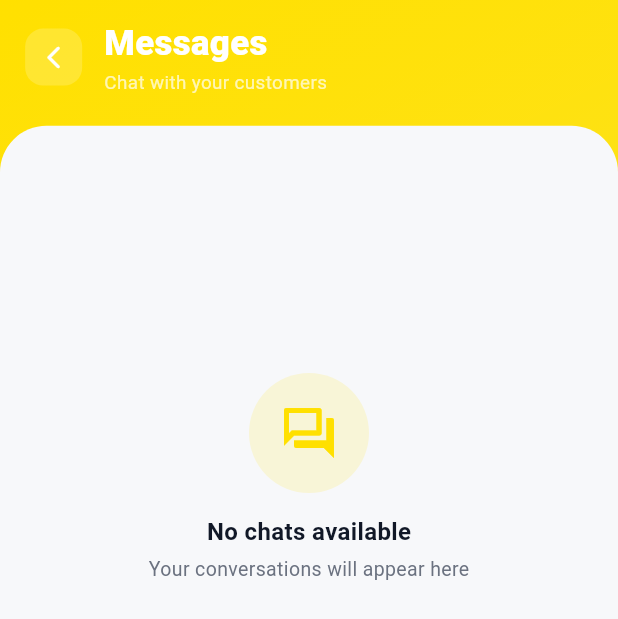
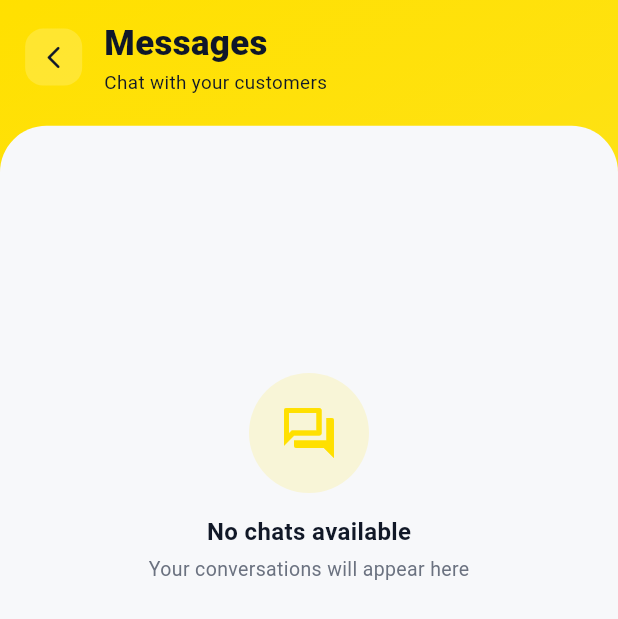
Before and after one commit to mahimurrahman992/renth_manager_web, a Flutter app: the QuickTechChatListPage screen opened by its route, on a phone screen of 412 x 824 dp. Shown: the top 619 px of the screen. Run offline on Flutter 3.47's test engine with Material 3 defaults, Android fonts, the phone set to English and light mode, and no system bars; our stand-ins replace csv, firebase_auth, firebase_core, firebase_messaging, flutter_animate, flutter_html and 16 more; missing offline and left inert: flutter_inappwebview, flutter_pdfview, google_sign_in_web; accounts and stored records are empty; network calls fail.

Commit message:
UI Updated

```diff
--- a/lib/page/booking_list_page/quick_tech_booking_list_page.dart
+++ b/lib/page/booking_list_page/quick_tech_booking_list_page.dart
@@ -74,7 +74,7 @@ class BookingMobileView extends StatelessWidget {
                           style: TextStyle(
                             fontSize: 24.sp,
                             fontWeight: FontWeight.w800,
-                            color: Colors.white,
+                            color: textColor,
                           ),
                         ),
                         2.verticalSpace,
@@ -82,7 +82,7 @@ class BookingMobileView extends StatelessWidget {
                           'Track fees and withdraw requests',
                           style: TextStyle(
                             fontSize: 13.sp,
-                            color: Colors.white70,
+                            color: textColor,
                           ),
                         ),
                       ],
@@ -669,7 +669,7 @@ class BookingBackButton extends StatelessWidget {
           child: Icon(
             Icons.arrow_back_ios_new_rounded,
             size: 18,
-            color: light ? Colors.white : const Color(0xFF111827),
+            color: light ? textColor : const Color(0xFF111827),
           ),
         ),
       ),
--- a/lib/page/mesage_page/quick_tech_chat_detail_page.dart
+++ b/lib/page/mesage_page/quick_tech_chat_detail_page.dart
@@ -577,7 +577,8 @@ class ChatUserAvatar extends StatelessWidget {
       child: SizedBox(
         width: size,
         height: size,
-        child: hasPhoto
+        child:
+            hasPhoto
                 ? WebSafeNetworkImage(
                   imageUrl: photo,
                   width: size,
@@ -606,7 +607,8 @@ class ChatBackButton extends StatelessWidget {
         child: Container(
           padding: const EdgeInsets.all(10),
           decoration: BoxDecoration(
-            color: light
+            color:
+                light
                     ? Colors.white.withValues(alpha: 0.18)
                     : const Color(0xFFF3F4F6),
             borderRadius: BorderRadius.circular(12),
@@ -614,7 +616,7 @@ class ChatBackButton extends StatelessWidget {
           child: Icon(
             Icons.arrow_back_ios_new_rounded,
             size: 18,
-            color: light ? Colors.white : const Color(0xFF111827),
+            color: light ? textColor : const Color(0xFF111827),
           ),
         ),
       ),
--- a/lib/page/mesage_page/quick_tech_message_page.dart
+++ b/lib/page/mesage_page/quick_tech_message_page.dart
@@ -112,7 +112,7 @@ class ChatListMobileView extends StatelessWidget {
                           style: TextStyle(
                             fontSize: 24.sp,
                             fontWeight: FontWeight.w800,
-                            color: Colors.white,
+                            color: textColor,
                           ),
                         ),
                         2.verticalSpace,
@@ -120,7 +120,7 @@ class ChatListMobileView extends StatelessWidget {
                           'Chat with your customers',
                           style: TextStyle(
                             fontSize: 13.sp,
-                            color: Colors.white70,
+                            color: textColor,
                           ),
                         ),
                       ],
--- a/lib/page/package_page/quick_tech_package_page.dart
+++ b/lib/page/package_page/quick_tech_package_page.dart
@@ -74,7 +74,7 @@ class PackageMobileView extends StatelessWidget {
                           style: GoogleFonts.poppins(
                             fontSize: 24.sp,
                             fontWeight: FontWeight.w700,
-                            color: Colors.white,
+                            color: textColor,
                           ),
                         ),
                         2.verticalSpace,
@@ -82,7 +82,7 @@ class PackageMobileView extends StatelessWidget {
                           'Supercharge your business 🔥',
                           style: GoogleFonts.poppins(
                             fontSize: 13.sp,
-                            color: Colors.white70,
+                            color: textColor,
                           ),
                         ),
                       ],
@@ -729,7 +729,7 @@ class PackageBackButton extends StatelessWidget {
           child: Icon(
             Icons.arrow_back_ios_new_rounded,
             size: 18,
-            color: light ? Colors.white : const Color(0xFF111827),
+            color: light ? textColor : const Color(0xFF111827),
           ),
         ),
       ),
--- a/lib/page/profile_page/quick_tech_profile_page.dart
+++ b/lib/page/profile_page/quick_tech_profile_page.dart
@@ -362,7 +362,7 @@ class _QuickTechProfilePageState extends State<QuickTechProfilePage> {
                   width: double.infinity,
                   child: customButton2(
                     title: 'Save Profile Changes',
-                    icon: Icons.save_rounded,
+                    icon: Icons.save_rounded,iconColor: textColor,
                     onTap: () {
                       profileController.updateProfile();
                     },
--- a/lib/page/property_list/quick_tech_property_list_page.dart
+++ b/lib/page/property_list/quick_tech_property_list_page.dart
@@ -162,7 +162,8 @@ class _QuickTechPropertyListPageState extends State<QuickTechPropertyListPage> {
                     children: [
                       Row(
                         children: [
-                          Text(
+                          Flexible(
+                            child: Text(
                               title,
                               style: QuickTechAppTextStyle.headline4().copyWith(
                                 fontSize: 16,
@@ -171,6 +172,7 @@ class _QuickTechPropertyListPageState extends State<QuickTechPropertyListPage> {
                               ),
                               maxLines: 2,
                               overflow: TextOverflow.ellipsis,
+                            ),
                           ),
                           if (isComingSoon) ...[
                             const SizedBox(width: 8),
--- a/lib/widgets/drawer/quick_tech_custom_html_text_view.dart
+++ b/lib/widgets/drawer/quick_tech_custom_html_text_view.dart
@@ -66,7 +66,7 @@ class HtmlMobileView extends StatelessWidget {
                       style: TextStyle(
                         fontSize: 22.sp,
                         fontWeight: FontWeight.w800,
-                        color: Colors.white,
+                        color: textColor,
                       ),
                     ),
                   ),
@@ -344,7 +344,7 @@ class HtmlBackButton extends StatelessWidget {
           child: Icon(
             Icons.arrow_back_ios_new_rounded,
             size: 18,
-            color: light ? Colors.white : const Color(0xFF111827),
+            color: light ? textColor : const Color(0xFF111827),
           ),
         ),
       ),
--- a/lib/widgets/withdraw_widgets.dart
+++ b/lib/widgets/withdraw_widgets.dart
@@ -205,7 +205,7 @@ Widget withdrawActionCard({required VoidCallback onWithdraw}) {
           title: 'Withdraw',
           onTap: onWithdraw,
           height: 44.h,
-          icon: Icons.arrow_outward,
+          icon: Icons.arrow_outward,iconColor: textColor,
           iconSize: 18.w,
           style: QuickTechAppTextStyle.bodyText3().copyWith(
             fontWeight: FontWeight.bold,
```
Also changed, not shown: lib/page/notification_page/quick_tech_notification.dart (+4 -4 lines). Lines whose indentation alone changed are shown as unchanged.
